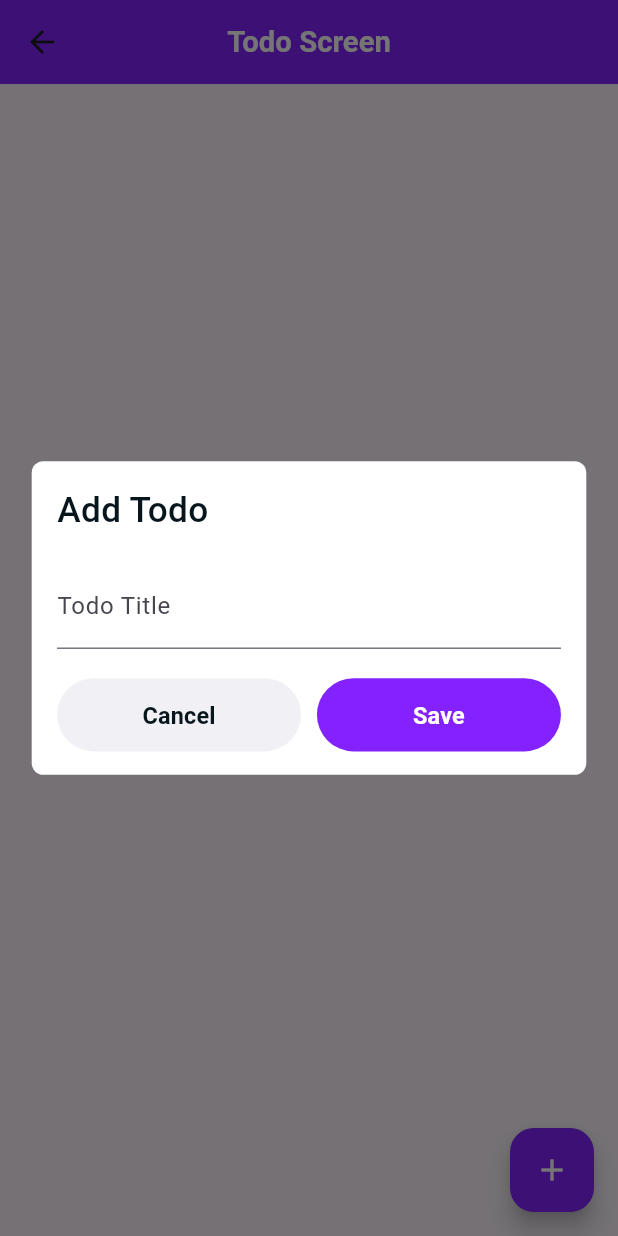
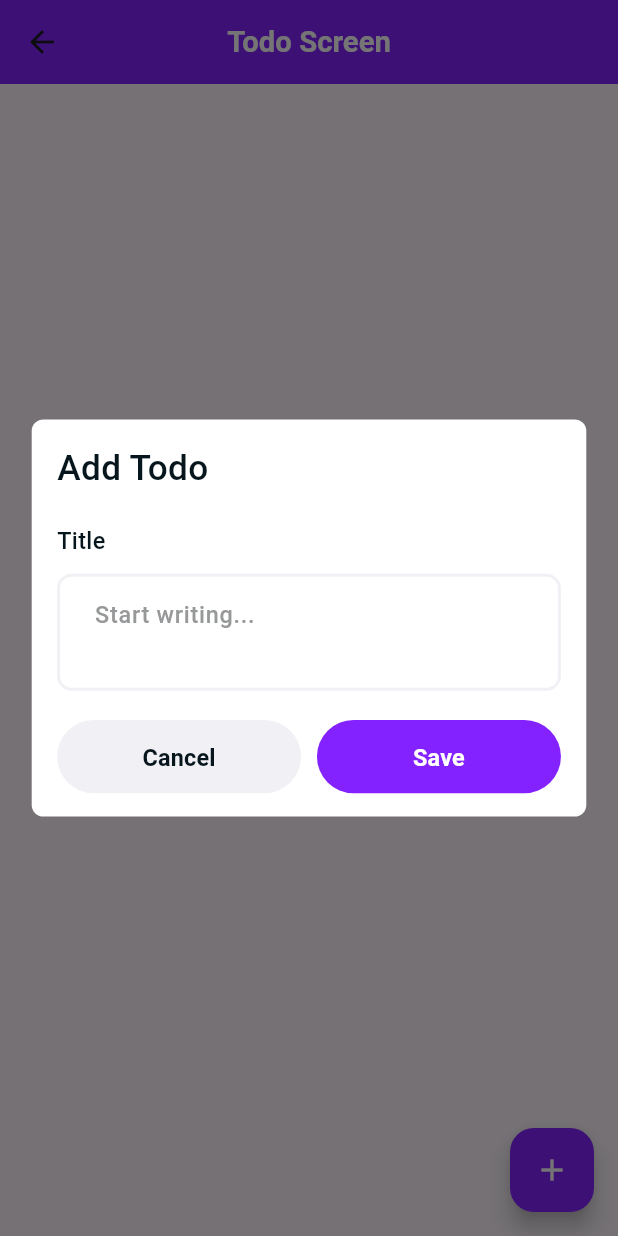
Before and after one commit to rajuislamdev/todo, a Flutter app: the TodoScreen screen opened by its route, after a tap on the "add" icon, on a phone screen of 412 x 824 dp. Run offline on Flutter 3.47's test engine with Material 3 defaults, Android fonts, the phone set to English and light mode, and no system bars; drawn by our look-alikes of flutter_form_builder; our stand-ins replace cloud_firestore, connectivity_plus, firebase_core, flutter_riverpod, flutter_screenutil, gap and 2 more; accounts and stored records are empty.

Commit message:
feat: TextFormField
    	- Design custom TextFormField

```diff
--- /dev/null
+++ b/lib/components/custom_text_form_field.dart
@@ -0,0 +1,116 @@
+// ignore_for_file: public_member_api_docs, sort_constructors_first
+import 'package:flutter/material.dart';
+import 'package:flutter_form_builder/flutter_form_builder.dart';
+import 'package:flutter_screenutil/flutter_screenutil.dart';
+import 'package:gap/gap.dart';
+import 'package:todos/config/app_color.dart';
+import 'package:todos/config/app_text_style.dart';
+
+class CustomTextFormField extends StatelessWidget {
+  final String name;
+  final FocusNode? focusNode;
+  final TextInputType textInputType;
+  final TextEditingController controller;
+  final TextInputAction textInputAction;
+  final String? Function(String?)? validator;
+  final bool? readOnly;
+  final Widget? widget;
+  final bool? obscureText;
+  final int? minLines;
+  final bool showName;
+  final String hintText;
+  const CustomTextFormField({
+    Key? key,
+    required this.name,
+    this.focusNode,
+    required this.textInputType,
+    required this.controller,
+    required this.textInputAction,
+    required this.validator,
+    this.readOnly,
+    this.widget,
+    this.obscureText,
+    this.minLines,
+    this.showName = true,
+    required this.hintText,
+  }) : super(key: key);
+
+  @override
+  Widget build(BuildContext context) {
+    return Column(
+      crossAxisAlignment: CrossAxisAlignment.start,
+      children: [
+        if (showName)
+          Text(
+            name,
+            style: AppTextStyle(context)
+                .bodyText
+                .copyWith(fontWeight: FontWeight.w500),
+          ),
+        Gap(12.h),
+        AbsorbPointer(
+          absorbing: readOnly ?? false,
+          child: FormBuilderTextField(
+            readOnly: readOnly ?? false,
+            textAlign: TextAlign.start,
+            minLines: minLines ?? 1,
+            maxLines: minLines ?? 1,
+            name: name,
+            focusNode: focusNode,
+            controller: controller,
+            obscureText: obscureText ?? false,
+            style: AppTextStyle(context).bodyText.copyWith(
+                  fontWeight: FontWeight.w600,
+                ),
+            cursorColor: AppColor.purple,
+            obscuringCharacter: '●',
+            decoration: InputDecoration(
+              contentPadding:
+                  EdgeInsets.symmetric(horizontal: 20.w, vertical: 16),
+              alignLabelWithHint: true,
+              hintText: hintText,
+              hintStyle: AppTextStyle(context).bodyText.copyWith(
+                    fontWeight: FontWeight.w500,
+                    color: AppColor.lightGray,
+                  ),
+              suffixIcon: widget,
+              floatingLabelStyle: AppTextStyle(context).bodyText.copyWith(
+                    fontWeight: FontWeight.w400,
+                    color: AppColor.purple,
+                  ),
+              filled: true,
+              fillColor: AppColor.white,
+              errorStyle: AppTextStyle(context).bodyTextSmall.copyWith(
+                    fontWeight: FontWeight.w400,
+                    color: AppColor.red,
+                  ),
+              border: OutlineInputBorder(
+                borderRadius: BorderRadius.circular(10.r),
+                borderSide: const BorderSide(color: AppColor.lightGray),
+              ),
+              enabledBorder: OutlineInputBorder(
+                borderRadius: BorderRadius.circular(10.r),
+                borderSide:
+                    const BorderSide(color: AppColor.offWhite, width: 2),
+              ),
+              focusedBorder: OutlineInputBorder(
+                borderRadius: BorderRadius.circular(10),
+                borderSide:
+                    const BorderSide(color: AppColor.purple, width: 1.5),
+              ),
+              errorBorder: OutlineInputBorder(
+                borderRadius: BorderRadius.circular(10),
+                borderSide: const BorderSide(
+                  color: AppColor.red,
+                ),
+              ),
+            ),
+            keyboardType: textInputType,
+            textInputAction: textInputAction,
+            validator: validator,
+          ),
+        ),
+      ],
+    );
+  }
+}
--- a/lib/components/todo_add_dialog.dart
+++ b/lib/components/todo_add_dialog.dart
@@ -1,17 +1,21 @@
 import 'package:flutter/material.dart';
+import 'package:flutter_form_builder/flutter_form_builder.dart';
 import 'package:flutter_riverpod/flutter_riverpod.dart';
 import 'package:flutter_screenutil/flutter_screenutil.dart';
 import 'package:gap/gap.dart';
 import 'package:todos/components/custom_button.dart';
+import 'package:todos/components/custom_text_form_field.dart';
 import 'package:todos/config/app_color.dart';
 import 'package:todos/config/app_text_style.dart';
 import 'package:todos/providers/todo_provider.dart';
 import 'package:todos/utils/context_less_navigation.dart';
+import 'package:todos/utils/global_function.dart';
 
 class TodoAddDialog extends StatelessWidget {
   const TodoAddDialog({super.key});
 
   static TextEditingController titleController = TextEditingController();
+  static GlobalKey<FormBuilderState> formKey = GlobalKey<FormBuilderState>();
 
   @override
   Widget build(BuildContext context) {
@@ -23,6 +27,8 @@ class TodoAddDialog extends StatelessWidget {
       child: Container(
         padding: EdgeInsets.symmetric(horizontal: 16.w, vertical: 16.h),
         width: double.infinity,
+        child: FormBuilder(
+          key: formKey,
           child: Column(
             mainAxisAlignment: MainAxisAlignment.start,
             crossAxisAlignment: CrossAxisAlignment.start,
@@ -33,9 +39,19 @@ class TodoAddDialog extends StatelessWidget {
                 style: AppTextStyle(context).title,
               ),
               Gap(20.h),
-            TextField(
+              // TextField(
+              //   controller: titleController,
+              //   decoration: const InputDecoration(labelText: 'Todo Title'),
+              // ),
+              CustomTextFormField(
+                minLines: 2,
+                name: 'Title',
+                textInputType: TextInputType.text,
                 controller: titleController,
-              decoration: const InputDecoration(labelText: 'Todo Title'),
+                textInputAction: TextInputAction.done,
+                hintText: 'Start writing...',
+                validator: (value) => GlobalFunction.commonValidator(
+                    value: value!, name: 'Title', context: context),
               ),
               Gap(20.h),
               Row(
@@ -64,6 +80,7 @@ class TodoAddDialog extends StatelessWidget {
                           : CustomButton(
                               buttonText: 'Save',
                               onPressed: () {
+                                if (formKey.currentState!.validate()) {
                                   ref
                                       .read(todoControllerProvider.notifier)
                                       .addTodo(title: titleController.text)
@@ -71,6 +88,7 @@ class TodoAddDialog extends StatelessWidget {
                                     titleController.clear();
                                     context.nav.pop();
                                   });
+                                }
                               },
                             );
                     }),
@@ -80,6 +98,7 @@ class TodoAddDialog extends StatelessWidget {
             ],
           ),
         ),
+      ),
     );
   }
 }
--- a/lib/utils/global_function.dart
+++ b/lib/utils/global_function.dart
@@ -1,8 +1,25 @@
 import 'package:connectivity_plus/connectivity_plus.dart';
+import 'package:flutter/material.dart';
 
 class GlobalFunction {
   static Future<bool> isOnline() async {
     final connectivityResult = await (Connectivity().checkConnectivity());
     return connectivityResult != ConnectivityResult.none;
   }
+
+  static String errorText(
+      {required String fieldName, required BuildContext context}) {
+    return '$fieldName is required!';
+  }
+
+  static String? commonValidator({
+    required String value,
+    required String name,
+    required BuildContext context,
+  }) {
+    if (value.isEmpty) {
+      return errorText(fieldName: name, context: context);
+    }
+    return null;
+  }
 }
--- a/pubspec.yaml
+++ b/pubspec.yaml
@@ -44,6 +44,7 @@ dependencies:
   path: ^1.8.3
   connectivity_plus: ^5.0.2
   firebase_core: ^2.25.4
+  flutter_form_builder: ^9.2.0
 
 dev_dependencies:
   flutter_test:
```
Also changed, not shown: pubspec.lock. Lines whose indentation alone changed are shown as unchanged.
